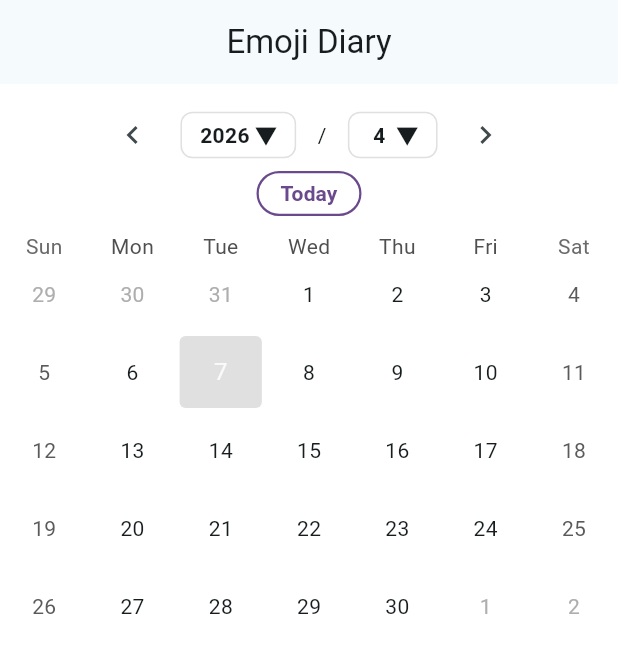
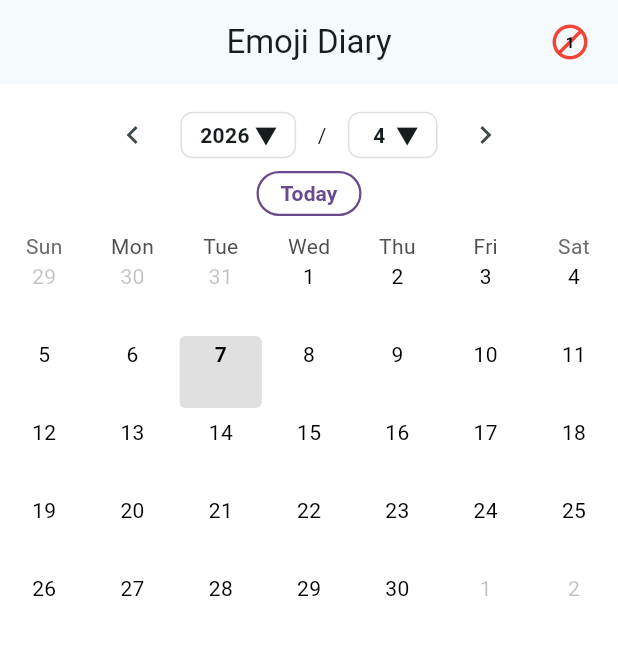
Before and after one commit to wabita/EMOJI_Diary, a Flutter app: the screen it shows after launch, on a phone screen of 412 x 824 dp. Shown: the top 653 px of the screen. Run offline on Flutter 3.47's test engine with Material 3 defaults, Android fonts, the phone set to English and light mode, and no system bars; drawn by our look-alikes of table_calendar; our stand-ins replace emoji_picker_flutter.

Commit message:
カレンダーのヘッダーに日付表示の切り替えボタンを追加し、日付の表示/非表示機能を実装

```diff
--- a/lib/main.dart
+++ b/lib/main.dart
@@ -25,7 +25,8 @@ class EmojiDiaryPage extends StatefulWidget {
 }
 
 class _EmojiDiaryPageState extends State<EmojiDiaryPage> {
-  bool _isDetailView = false;
+  bool _isDetailView = false; //日付をタップしたときに詳細画面を表示するかどうか
+  bool _showDates = true; //日付を表示するかどうか
   DateTime _focusedDay = DateTime.now();
   DateTime? _selectedDay = DateTime.now();
 
@@ -40,7 +41,37 @@ class _EmojiDiaryPageState extends State<EmojiDiaryPage> {
   Widget build(BuildContext context) {
     return Scaffold(
       backgroundColor: Colors.white,
-      appBar: AppBar(title: const Text('Emoji Diary'), centerTitle: true),
+      appBar: AppBar(
+        title: const Text('Emoji Diary'),
+        centerTitle: true,
+        actions: [
+          Padding(
+            padding: const EdgeInsets.only(right: 8.0),
+            child: IconButton(
+              onPressed: () => setState(() => _showDates = !_showDates),
+              icon: Stack(
+                alignment: Alignment.center,
+                children: [
+                  Icon(
+                    _showDates ? Icons.block : Icons.radio_button_unchecked,
+                    color: _showDates ? Colors.red : Colors.green,
+                    size: 28,
+                  ),
+                  const Text(
+                    '1',
+                    style: TextStyle(
+                      fontSize: 10,
+                      fontWeight: FontWeight.bold,
+                      color: Colors.black,
+                    ),
+                  ),
+                ], //children
+              ),
+            ),
+          ),
+        ],
+      ),
+
       body: AnimatedSwitcher(
         duration: const Duration(milliseconds: 300),
         child: _isDetailView ? _buildDailyViewPage() : _buildCalendarPage(),
@@ -275,18 +306,50 @@ class _EmojiDiaryPageState extends State<EmojiDiaryPage> {
       markerBuilder: (context, date, events) {
         final emoji = _diaryEntries[DateTime(date.year, date.month, date.day)];
         if (emoji != null) {
-          return Positioned(
-            bottom: 2,
-            child: Text(emoji, style: const TextStyle(fontSize: 12)),
-          );
+          if (_showDates) {
+            return Align(
+              alignment: Alignment.bottomCenter,
+              child: Padding(
+                padding: const EdgeInsets.only(bottom: 2.0),
+                child: Text(emoji, style: const TextStyle(fontSize: 18)),
+              ),
+            );
+          } else {
+            return Center(
+              child: Text(
+                emoji,
+                style: const TextStyle(fontSize: 25), // ★ サイズを思い切って大きく（例：36）
+              ),
+            );
+          }
         }
         return null;
       },
     );
   }
 
+  //メインのカレンダー表示
   CalendarStyle _buildCalendarStyle() {
+    //今月の日付の色制御
+    final dateTextStyle = TextStyle(
+      color: _showDates ? Colors.black : Colors.transparent, // オフの時は透明に
+    );
+    //前後の月の日付制御
+    final outDateTextStyle = TextStyle(
+      // ONの時は薄いグレー(black26)、OFFの時は透明に
+      color: _showDates ? Colors.black26 : Colors.transparent,
+    );
     return CalendarStyle(
+      cellAlignment: Alignment.topCenter,
+      cellPadding: const EdgeInsets.only(top: 2),
+
+      defaultTextStyle: dateTextStyle,
+      weekendTextStyle: dateTextStyle,
+      todayTextStyle: dateTextStyle.copyWith(fontWeight: FontWeight.bold),
+      selectedTextStyle: dateTextStyle.copyWith(fontWeight: FontWeight.bold),
+
+      outsideTextStyle: outDateTextStyle, //前後の月の日付も非表示できるように
+
       todayDecoration: BoxDecoration(
         color: Colors.cyan.withOpacity(0.3),
         shape: BoxShape.rectangle,
```
